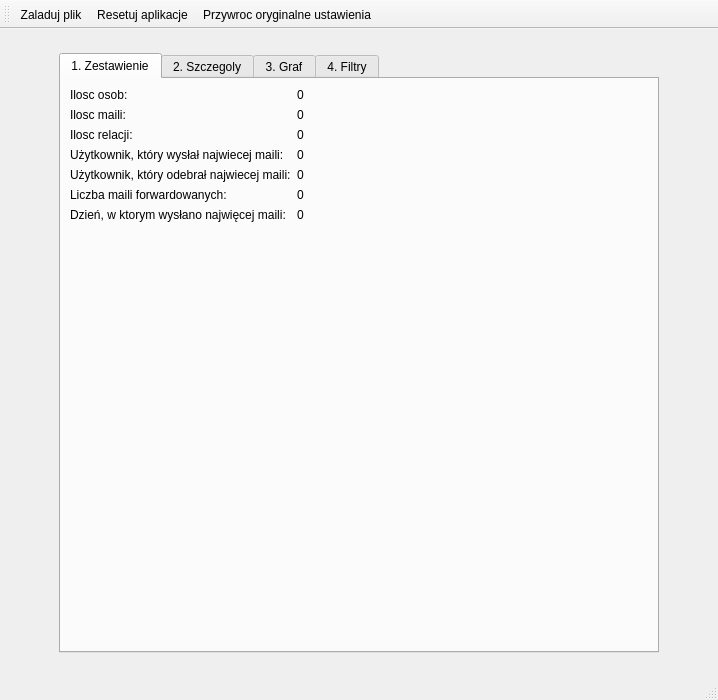
First picture: the form in src/views/mainwindow.ui, repository mdziekon/eiti-aisdi-business-relations-analysis, before the edit.
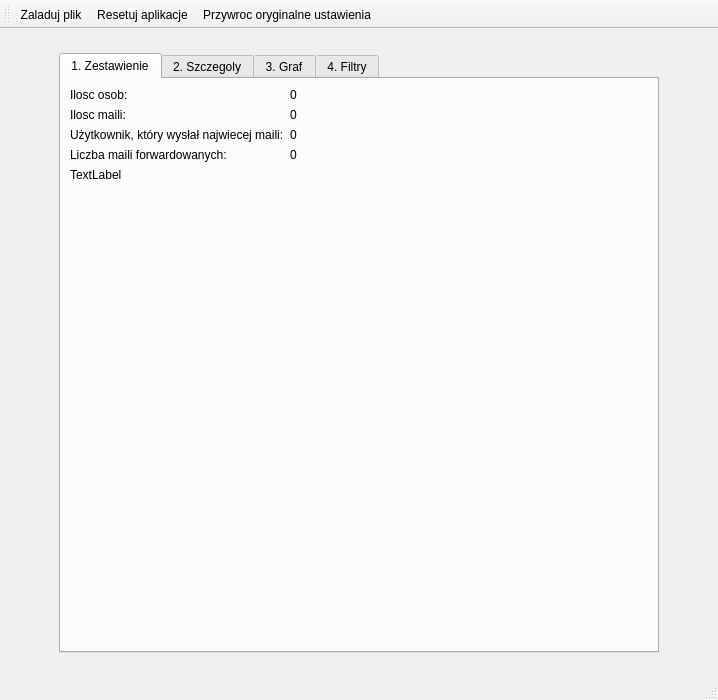
Second picture: the form after the edit. The open tabs and pages were chosen to show the change. Icons and pictures are not drawn.

Patch:
```diff
--- a/src/views/mainwindow.ui
+++ b/src/views/mainwindow.ui
@@ -74,12 +74,7 @@
        <attribute name="title">
         <string>1. Zestawienie</string>
        </attribute>
-       <layout class="QGridLayout" name="gridLayout_4">
-        <item row="0" column="0">
          <layout class="QFormLayout" name="formLayout">
-          <property name="fieldGrowthPolicy">
-           <enum>QFormLayout::AllNonFixedFieldsGrow</enum>
-          </property>
           <item row="0" column="0">
            <widget class="QLabel" name="text_IloscOsob">
             <property name="text">
@@ -109,76 +104,39 @@
            </widget>
           </item>
           <item row="2" column="0">
-           <widget class="QLabel" name="text_IloscRelacji">
-            <property name="text">
-             <string>Ilosc relacji:</string>
-            </property>
-           </widget>
-          </item>
-          <item row="2" column="1">
-           <widget class="QLabel" name="return_IloscRelacji">
-            <property name="text">
-             <string>0</string>
-            </property>
-           </widget>
-          </item>
-          <item row="3" column="0">
            <widget class="QLabel" name="text_UzytkownikWyslNajwMaili">
             <property name="text">
              <string>Użytkownik, który wysłał najwiecej maili:</string>
             </property>
            </widget>
           </item>
-          <item row="3" column="1">
+        <item row="2" column="1">
            <widget class="QLabel" name="return_UzytkownikWyslNajwMaili">
             <property name="text">
              <string>0</string>
             </property>
            </widget>
           </item>
-          <item row="4" column="0">
-           <widget class="QLabel" name="text_UzOdebrNajwMaili">
-            <property name="text">
-             <string>Użytkownik, który odebrał najwiecej maili:</string>
-            </property>
-           </widget>
-          </item>
-          <item row="4" column="1">
-           <widget class="QLabel" name="return_UzOdebrNajwMaili">
-            <property name="text">
-             <string>0</string>
-            </property>
-           </widget>
-          </item>
-          <item row="5" column="0">
+        <item row="3" column="0">
            <widget class="QLabel" name="text_LiczbaMailiForward">
             <property name="text">
              <string>Liczba maili forwardowanych:</string>
             </property>
            </widget>
           </item>
-          <item row="5" column="1">
+        <item row="3" column="1">
            <widget class="QLabel" name="return_LiczbaMailiForward">
             <property name="text">
              <string>0</string>
             </property>
            </widget>
           </item>
-          <item row="6" column="0">
-           <widget class="QLabel" name="text_DzienWyslanoNajwMaili">
+        <item row="4" column="0">
+         <widget class="QLabel" name="label_4">
             <property name="text">
-             <string>Dzień, w ktorym wysłano najwięcej maili:</string>
-            </property>
-           </widget>
-          </item>
-          <item row="6" column="1">
-           <widget class="QLabel" name="return_DzienWyslanoNajwMaili">
-            <property name="text">
-             <string>0</string>
-            </property>
-           </widget>
-          </item>
-         </layout>
+           <string>TextLabel</string>
+          </property>
+         </widget>
         </item>
        </layout>
       </widget>
```
Left out of the diff: 2 changed lines with no effect on the pictures. Lines whose indentation alone changed are shown as unchanged.
